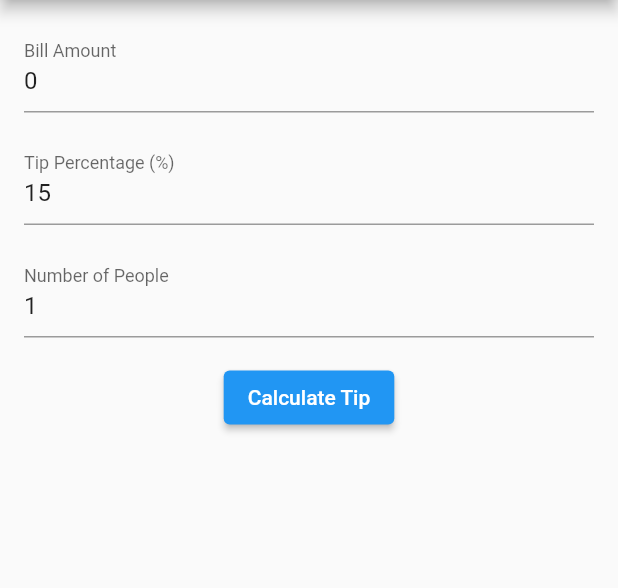
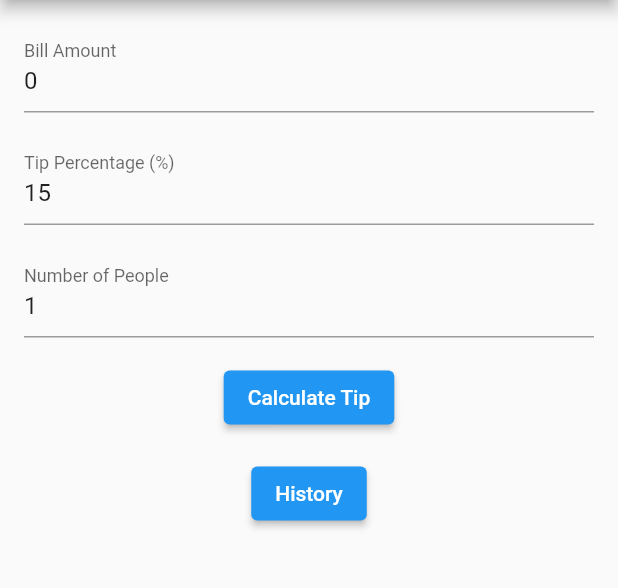
Before and after one commit to dbekinalkar/Quick_Tips, a Flutter app: the screen it shows after launch, on a phone screen of 412 x 824 dp, the part 84-672 px from its top. Run offline on Flutter 3.47's test engine with Material 2 defaults, Android fonts, the light colour scheme and no system bars.

Commit message:
Add Home Screen

```diff
--- a/lib/main.dart
+++ b/lib/main.dart
@@ -3,6 +3,7 @@ import 'package:provider/provider.dart';
 import 'package:quick_tips/providers/tip_provider.dart';
 import 'package:quick_tips/screens/home_screen.dart';
 import 'package:quick_tips/screens/tip_calculation_screen.dart';
+import 'package:quick_tips/screens/history_screen.dart';
 
 void main() {
   runApp(const MyApp());
@@ -23,6 +24,7 @@ class MyApp extends StatelessWidget {
         routes: {
           '/': (context) => const HomeScreen(),
           '/tipCalculation': (context) => const TipCalculationScreen(),
+          '/history': (context) => const HistoryScreen(),
         },
       ),
     );
--- a/lib/screens/home_screen.dart
+++ b/lib/screens/home_screen.dart
@@ -1,4 +1,5 @@
 import 'package:flutter/material.dart';
+import 'package:quick_tips/screens/history_screen.dart';
 import 'package:quick_tips/widgets/tip_calculator_form.dart';
 
 class HomeScreen extends StatelessWidget {
@@ -10,10 +11,20 @@ class HomeScreen extends StatelessWidget {
       appBar: AppBar(
         title: const Text('QuickTips - Home'),
       ),
-      body: const SingleChildScrollView(
+      body: SingleChildScrollView(
         child: Column(
           children: [
-            TipCalculatorForm(),
+            const TipCalculatorForm(),
+            ElevatedButton(
+              onPressed: () {
+                Navigator.push(
+                  context,
+                  MaterialPageRoute(
+                      builder: (context) => const HistoryScreen()),
+                );
+              },
+              child: const Text("History"),
+            ),
           ],
         ),
       ),
--- a/lib/widgets/tip_calculator_form.dart
+++ b/lib/widgets/tip_calculator_form.dart
@@ -49,7 +49,7 @@ class _TipCalculatorFormState extends State<TipCalculatorForm> {
             TextFormField(
               controller: _billAmountController,
               keyboardType: TextInputType.number,
-              decoration: InputDecoration(labelText: 'Bill Amount'),
+              decoration: const InputDecoration(labelText: 'Bill Amount'),
               validator: (value) {
                 if (value == null || value.isEmpty) {
                   return 'Please enter the bill amount.';
@@ -61,11 +61,11 @@ class _TipCalculatorFormState extends State<TipCalculatorForm> {
                 return null;
               },
             ),
-            SizedBox(height: 16),
+            const SizedBox(height: 16),
             TextFormField(
               controller: _tipPercentageController,
               keyboardType: TextInputType.number,
-              decoration: InputDecoration(labelText: 'Tip Percentage (%)'),
+              decoration: const InputDecoration(labelText: 'Tip Percentage (%)'),
               validator: (value) {
                 if (value == null || value.isEmpty) {
                   return 'Please enter the tip percentage.';
@@ -77,11 +77,11 @@ class _TipCalculatorFormState extends State<TipCalculatorForm> {
                 return null;
               },
             ),
-            SizedBox(height: 16),
+            const SizedBox(height: 16),
             TextFormField(
               controller: _splitByController,
               keyboardType: TextInputType.number,
-              decoration: InputDecoration(labelText: 'Number of People'),
+              decoration: const InputDecoration(labelText: 'Number of People'),
               validator: (value) {
                 if (value == null || value.isEmpty) {
                   return 'Please enter the number of people.';
@@ -93,7 +93,7 @@ class _TipCalculatorFormState extends State<TipCalculatorForm> {
                 return null;
               },
             ),
-            SizedBox(height: 16),
+            const SizedBox(height: 16),
             ElevatedButton(
               onPressed: (_isBillAmountValid && _isTipPercentageValid && _isSplitByValid)
                   ? () {
@@ -102,11 +102,11 @@ class _TipCalculatorFormState extends State<TipCalculatorForm> {
                       tipProvider.updateSplitBy(int.parse(_splitByController.text));
                       Navigator.push(
                         context,
-                        MaterialPageRoute(builder: (context) => TipCalculationScreen()),
+                        MaterialPageRoute(builder: (context) => const TipCalculationScreen()),
                       );
                     }
                   : null,
-              child: Text('Calculate Tip'),
+              child: const Text('Calculate Tip'),
             ),
           ],
         ),
```
Also changed, not shown: lib/screens/history_screen.dart (added, +17 -0 lines).
